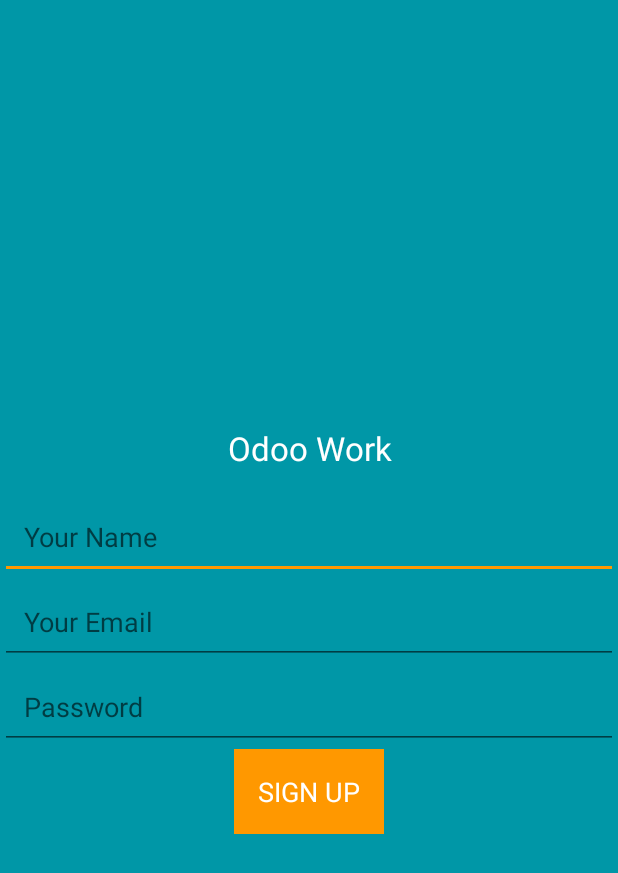
After one commit to odoo-mobile-intern/odoo-work, an Android app: the layout base_signup_activity.xml on its own in the app's theme, with its tools: preview values and no code run, on a phone screen of 412 x 824 dp. The commit adds this screen. Shown: the top 873 px of the screen. Run offline under Robolectric (Android 15) with nearby library versions, the phone set to English and light mode, and no system bars.

Commit message:
[IMP] Designing in Signup page

```diff
--- /dev/null
+++ b/app/src/main/res/layout/base_signup_activity.xml
@@ -0,0 +1,63 @@
+<?xml version="1.0" encoding="utf-8"?>
+<LinearLayout xmlns:android="http://schemas.android.com/apk/res/android"
+    android:layout_width="match_parent"
+    android:layout_height="match_parent"
+    android:background="@color/colorPrimaryDark"
+    android:gravity="center"
+    android:orientation="vertical">
+
+
+    <TextView
+        android:text="Odoo Work"
+        android:layout_width="match_parent"
+        android:layout_height="wrap_content"
+        android:id="@+id/textTitle"
+        android:textColor="@color/colorTextIcon"
+        android:gravity="center"
+        android:layout_margin="@dimen/activity_horizontal_margin"
+        android:textAppearance="?android:attr/textAppearanceLarge"/>
+
+    <EditText
+        android:layout_width="match_parent"
+        android:layout_height="wrap_content"
+        android:inputType="textPersonName"
+        android:ems="10"
+        android:id="@+id/txtName"
+        android:hint="Your Name"
+        android:textColor="@color/colorPrimaryText"
+        android:padding="@dimen/activity_padding"
+        />
+
+    <EditText
+        android:layout_width="match_parent"
+        android:layout_height="wrap_content"
+        android:inputType="textEmailAddress"
+        android:ems="10"
+        android:id="@+id/txtEmail"
+        android:hint="Your Email"
+        android:textColor="@color/colorPrimaryText"
+        android:padding="@dimen/activity_padding" />
+
+    <EditText
+        android:layout_width="match_parent"
+        android:layout_height="wrap_content"
+        android:inputType="textPassword"
+        android:ems="10"
+        android:id="@+id/txtPass"
+        android:hint="Password"
+        android:textColor="@color/colorPrimaryText"
+        android:padding="@dimen/activity_padding" />
+
+    <Button
+        android:id="@+id/btnSignup"
+        style="@style/Widget.AppCompat.Button.Borderless"
+        android:layout_width="wrap_content"
+        android:layout_height="wrap_content"
+        android:text="@string/label_sign_up"
+        android:textAllCaps="true"
+        android:textAppearance="?android:attr/textAppearanceMedium"
+        android:textColor="@color/colorTextIcon"
+        android:background="@color/colorAccent"
+        android:padding="@dimen/activity_padding" />
+
+</LinearLayout>
--- a/app/src/main/res/values/colors.xml
+++ b/app/src/main/res/values/colors.xml
@@ -3,7 +3,7 @@
     <color name="colorPrimary">#00BCD4</color>
     <color name="colorPrimaryLight">#B2EBF2</color>
     <color name="colorPrimaryDark">#0097A7</color>
-    <color name="colorAccent">#FF5722</color>
+    <color name="colorAccent">#FF9800</color>
 
     <color name="colorPrimaryText">#212121</color>
     <color name="colorSecondaryText">#757575</color>
--- a/app/src/main/res/values/dimens.xml
+++ b/app/src/main/res/values/dimens.xml
@@ -2,4 +2,5 @@
     <!-- Default screen margins, per the Android Design guidelines. -->
     <dimen name="activity_horizontal_margin">16dp</dimen>
     <dimen name="activity_vertical_margin">16dp</dimen>
+    <dimen name="activity_padding">16dp</dimen>
 </resources>
```
